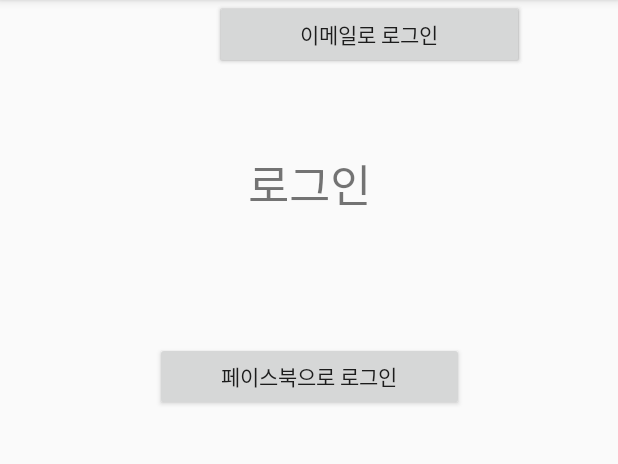
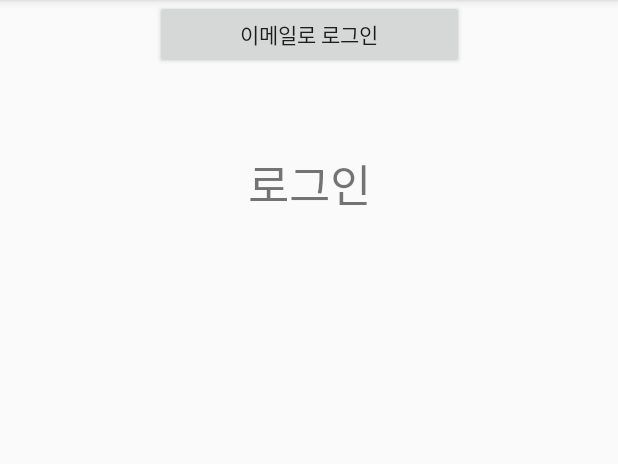
Before and after one commit to SG-BlackPants/SG-BlackPants-Android, an Android app: the screen it shows after launch (MainActivity), on a phone screen of 412 x 824 dp, the part 84-548 px from its top. Run offline under Robolectric (Android 15) with nearby library versions, the phone set to English and light mode, and no system bars; our stand-ins replace ButterKnife.

Commit message:
버터나이프 적용

```diff
--- a/app/build.gradle
+++ b/app/build.gradle
@@ -25,4 +25,6 @@
     testImplementation 'junit:junit:4.12'
     androidTestImplementation 'com.android.support.test:runner:1.0.1'
     androidTestImplementation 'com.android.support.test.espresso:espresso-core:3.0.1'
+    compile 'com.jakewharton:butterknife:8.8.1'
+    annotationProcessor 'com.jakewharton:butterknife-compiler:8.8.1'
 }
--- a/app/src/main/java/smilegate/blackpants/univscanner/MainActivity.java
+++ b/app/src/main/java/smilegate/blackpants/univscanner/MainActivity.java
@@ -1,14 +1,26 @@
 package smilegate.blackpants.univscanner;
 
+import android.os.Bundle;
 import android.support.v7.app.AppCompatActivity;
-import android.os.Bundle;
+import android.widget.Button;
+import android.widget.Toast;
+
+import butterknife.BindView;
+import butterknife.ButterKnife;
+import butterknife.OnClick;
 
 public class MainActivity extends AppCompatActivity {
-
+    @BindView(R.id.btn_fb_login)
+    Button fbLoginBtn;
+    @OnClick(R.id.btn_fb_login)
+    public void facebookLogin(Button button) {
+        Toast.makeText(this, "complete!", Toast.LENGTH_SHORT).show();
+    }
     @Override
     protected void onCreate(Bundle savedInstanceState) {
         setTheme(R.style.AppTheme);
         super.onCreate(savedInstanceState);
         setContentView(R.layout.activity_main);
+        ButterKnife.bind(this);
     }
 }
--- a/app/src/main/res/layout/activity_main.xml
+++ b/app/src/main/res/layout/activity_main.xml
@@ -21,40 +21,33 @@
         app:layout_constraintVertical_bias="0.14" />
 
     <Button
-        android:id="@+id/button"
+        android:id="@+id/btn_fb_login"
         android:layout_width="206dp"
         android:layout_height="46dp"
-        android:layout_marginBottom="8dp"
-        android:layout_marginEnd="8dp"
-        android:layout_marginStart="8dp"
-        android:layout_marginTop="80dp"
         android:text="페이스북으로 로그인"
         app:layout_constraintBottom_toTopOf="@+id/button2"
-        app:layout_constraintEnd_toEndOf="parent"
-        app:layout_constraintStart_toStartOf="parent"
-        app:layout_constraintTop_toBottomOf="@+id/textView"
-        app:layout_constraintVertical_bias="0.0" />
+        app:layout_constraintEnd_toEndOf="@+id/button2"
+        app:layout_constraintHorizontal_bias="0.375"
+        app:layout_constraintStart_toStartOf="@+id/button2" />
 
     <Button
         android:id="@+id/button2"
         android:layout_width="206dp"
         android:layout_height="46dp"
-        android:layout_marginEnd="8dp"
-        android:layout_marginStart="88dp"
         android:text="구글로 로그인"
-        app:layout_constraintEnd_toEndOf="parent"
-        app:layout_constraintStart_toStartOf="parent"
-        tools:layout_editor_absoluteY="245dp" />
+        app:layout_constraintBottom_toTopOf="@+id/button3"
+        app:layout_constraintEnd_toEndOf="@+id/button3"
+        app:layout_constraintHorizontal_bias="0.375"
+        app:layout_constraintStart_toStartOf="@+id/button3" />
 
     <Button
         android:id="@+id/button3"
         android:layout_width="206dp"
         android:layout_height="46dp"
-        android:layout_marginEnd="8dp"
-        android:layout_marginStart="88dp"
         android:text="이메일로 로그인"
         app:layout_constraintEnd_toEndOf="parent"
+        app:layout_constraintHorizontal_bias="0.5"
         app:layout_constraintStart_toStartOf="parent"
-        tools:layout_editor_absoluteY="299dp" />
+        tools:layout_editor_absoluteY="339dp" />
 
 </android.support.constraint.ConstraintLayout>
```
Also changed, not shown: 18 other files.
